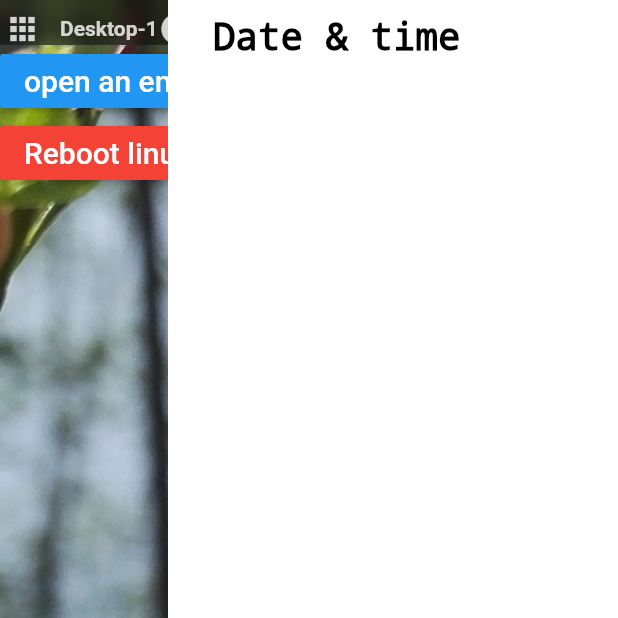
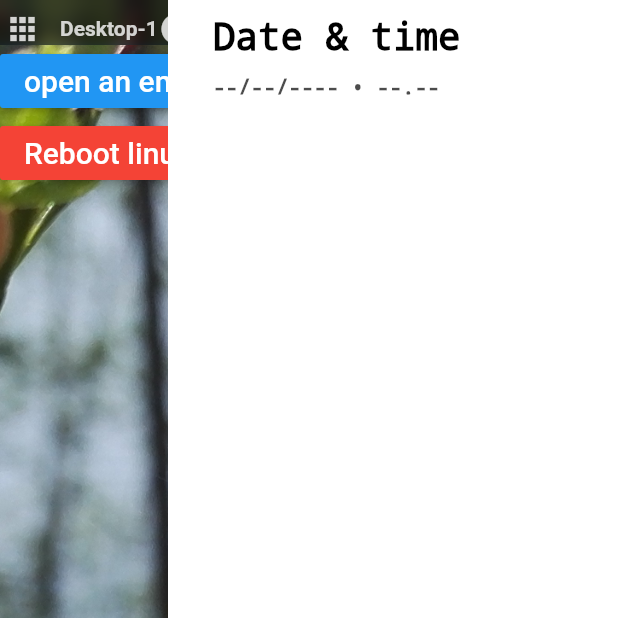
Before and after one commit to Jappe02/jappeOsDesktop, a Flutter app: the screen it shows after launch, after a tap on "19:40", on a phone screen of 412 x 824 dp, the top half of it. Run offline on Flutter 3.47's test engine with Material 2 defaults, Android fonts, the light colour scheme and no system bars.

Commit message:
added another header.

```diff
--- a/lib/desktop.dart
+++ b/lib/desktop.dart
@@ -301,7 +301,7 @@ class _MyDesktopPageState extends State<Desktop> {
                                                             child: Container(
                                                               child: Column(
                                                                 children: [
-                                                                  Container( // Header
+                                                                  Container( // Header I
                                                                     height: 40,
                                                                     width: 270,
                                                                     padding: EdgeInsets.only(top: 10,),
@@ -311,6 +311,20 @@ class _MyDesktopPageState extends State<Desktop> {
                                                                       style: TextStyle(
                                                                         color: Colors.black,
                                                                         fontSize: 25,
+                                                                        decoration: TextDecoration.none,
+                                                                      ),
+                                                                    ),
+                                                                  ),
+                                                                  Container( // Header II
+                                                                    height: 23,
+                                                                    width: 270,
+                                                                    padding: EdgeInsets.only(top: 10,),
+                                                                    child: Text(
+                                                                      '--/--/---- • --.--',
+                                                                      textAlign: TextAlign.left,
+                                                                      style: TextStyle(
+                                                                        color: Colors.black.withOpacity(0.7),
+                                                                        fontSize: 14,
                                                                         decoration: TextDecoration.none,
                                                                       ),
                                                                     ),
```
